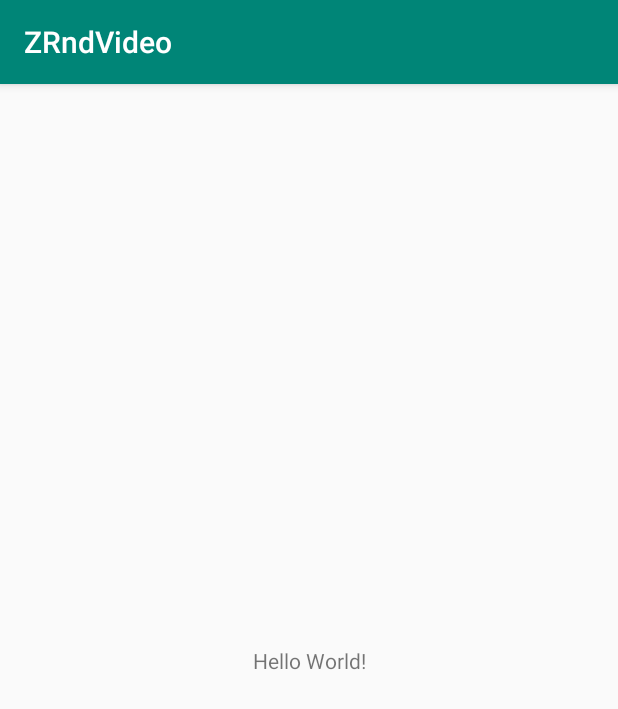
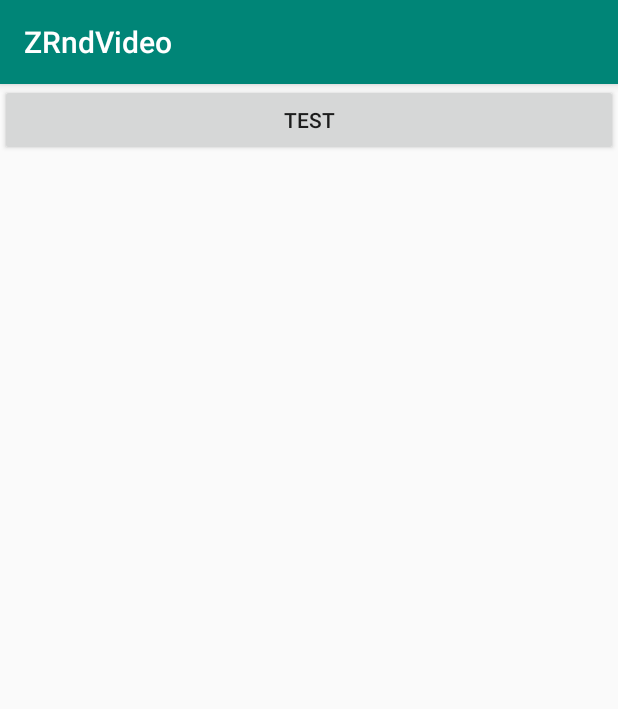
Before and after one commit to Zheil/RandomWikiTitle-MVVM, an Android app: the screen it shows after launch (MainActivity), on a phone screen of 412 x 824 dp. Shown: the top 709 px of the screen. Run offline under Robolectric (Android 15) with nearby library versions, the phone set to English and light mode, and no system bars.

```diff
--- a/app/src/main/java/com/zheil/zrndvideo/zrndvideo/MainActivity.kt
+++ b/app/src/main/java/com/zheil/zrndvideo/zrndvideo/MainActivity.kt
@@ -1,12 +1,15 @@
 package com.zheil.zrndvideo.zrndvideo
 
-import android.support.v7.app.AppCompatActivity
-import android.os.Bundle
 
-class MainActivity : AppCompatActivity() {
+import com.zheil.zrndvideo.zrndvideo.base.presentation.BaseActivity
 
-    override fun onCreate(savedInstanceState: Bundle?) {
-        super.onCreate(savedInstanceState)
-        setContentView(R.layout.activity_main)
+class MainActivity: BaseActivity() {
+    override fun setLayoutActivity(): Int = R.layout.activity_main
+
+    override fun setContainer(): Int = R.id.container
+
+    override fun onCreateChild() {
+        setupFragment(MainFragment())
     }
+
 }
--- /dev/null
+++ b/app/src/main/java/com/zheil/zrndvideo/zrndvideo/MainFragment.kt
@@ -0,0 +1,8 @@
+package com.zheil.zrndvideo.zrndvideo
+
+import com.zheil.zrndvideo.zrndvideo.base.presentation.BaseFragment
+
+
+class MainFragment: BaseFragment() {
+    override fun setLayoutFragment(): Int = R.layout.fragment_main
+}
--- /dev/null
+++ b/app/src/main/java/com/zheil/zrndvideo/zrndvideo/base/presentation/BaseActivity.kt
@@ -0,0 +1,37 @@
+package com.zheil.zrndvideo.zrndvideo.base.presentation
+
+import android.os.Bundle
+import android.support.v4.app.Fragment
+import android.support.v7.app.AppCompatActivity
+
+
+abstract class BaseActivity: AppCompatActivity() {
+
+    abstract fun setLayoutActivity(): Int
+    abstract fun setContainer(): Int
+    abstract fun onCreateChild()
+
+    override fun onCreate(savedInstanceState: Bundle?) {
+        super.onCreate(savedInstanceState)
+        setContentView(setLayoutActivity())
+        onCreateChild()
+    }
+
+    protected fun setupFragment(fragment: BaseFragment) {
+        val currentFragment: Fragment? = supportFragmentManager.findFragmentById(setContainer())
+        if (currentFragment == null) {
+            supportFragmentManager
+                    .beginTransaction()
+                    .add(setContainer(), fragment)
+                    .commit()
+        }
+    }
+
+    protected fun replaceFragment(fragment: BaseFragment) {
+        supportFragmentManager
+                .beginTransaction()
+                .replace(setContainer(), fragment)
+                .commit()
+    }
+
+}
--- /dev/null
+++ b/app/src/main/java/com/zheil/zrndvideo/zrndvideo/base/presentation/BaseFragment.kt
@@ -0,0 +1,20 @@
+package com.zheil.zrndvideo.zrndvideo.base.presentation
+
+import android.os.Bundle
+import android.support.v4.app.Fragment
+import android.view.LayoutInflater
+import android.view.View
+import android.view.ViewGroup
+
+
+abstract class BaseFragment: Fragment() {
+
+    abstract fun setLayoutFragment(): Int
+    open fun onCreateViewChild() {}
+
+    override fun onCreateView(inflater: LayoutInflater, container: ViewGroup?, savedInstanceState: Bundle?): View? {
+        val view = LayoutInflater.from(context).inflate(setLayoutFragment(), container, false)
+        onCreateViewChild()
+        return view
+    }
+}
--- a/app/src/main/res/layout/activity_main.xml
+++ b/app/src/main/res/layout/activity_main.xml
@@ -6,13 +6,11 @@
     android:layout_height="match_parent"
     tools:context=".MainActivity">
 
-    <TextView
-        android:layout_width="wrap_content"
-        android:layout_height="wrap_content"
-        android:text="Hello World!"
-        app:layout_constraintBottom_toBottomOf="parent"
-        app:layout_constraintLeft_toLeftOf="parent"
-        app:layout_constraintRight_toRightOf="parent"
-        app:layout_constraintTop_toTopOf="parent" />
+  <FrameLayout
+      android:id="@+id/container"
+      android:layout_width="match_parent"
+      android:layout_height="match_parent">
+
+  </FrameLayout>
 
 </android.support.constraint.ConstraintLayout>
--- /dev/null
+++ b/app/src/main/res/layout/fragment_main.xml
@@ -0,0 +1,12 @@
+<?xml version="1.0" encoding="utf-8"?>
+<android.support.constraint.ConstraintLayout
+    xmlns:android="http://schemas.android.com/apk/res/android"
+    android:layout_width="match_parent"
+    android:layout_height="match_parent">
+
+    <Button
+        android:text="TEST"
+        android:layout_width="match_parent"
+        android:layout_height="wrap_content" />
+
+</android.support.constraint.ConstraintLayout>
```
